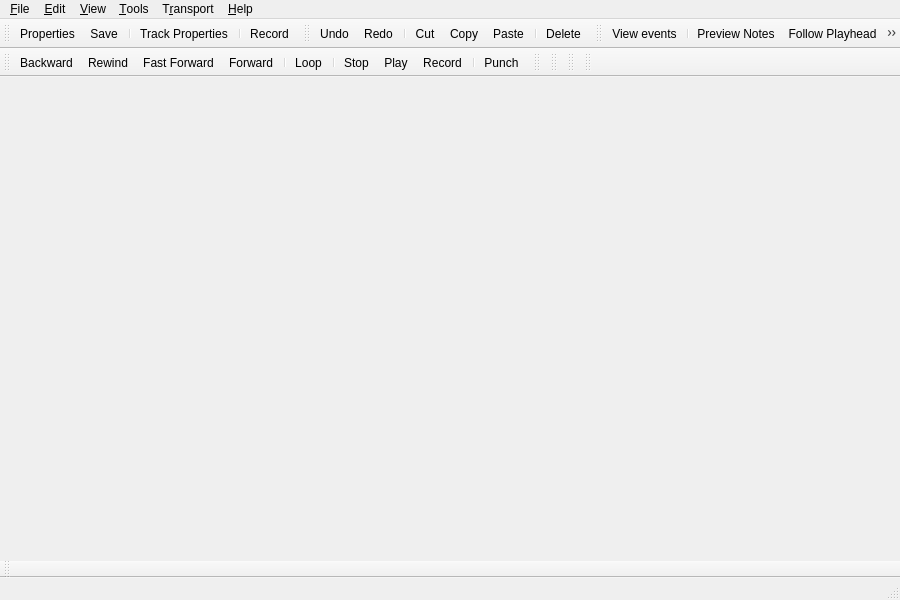
First picture: the form in src/qtractorMidiEditorForm.ui, repository rncbc/qtractor, before the edit.
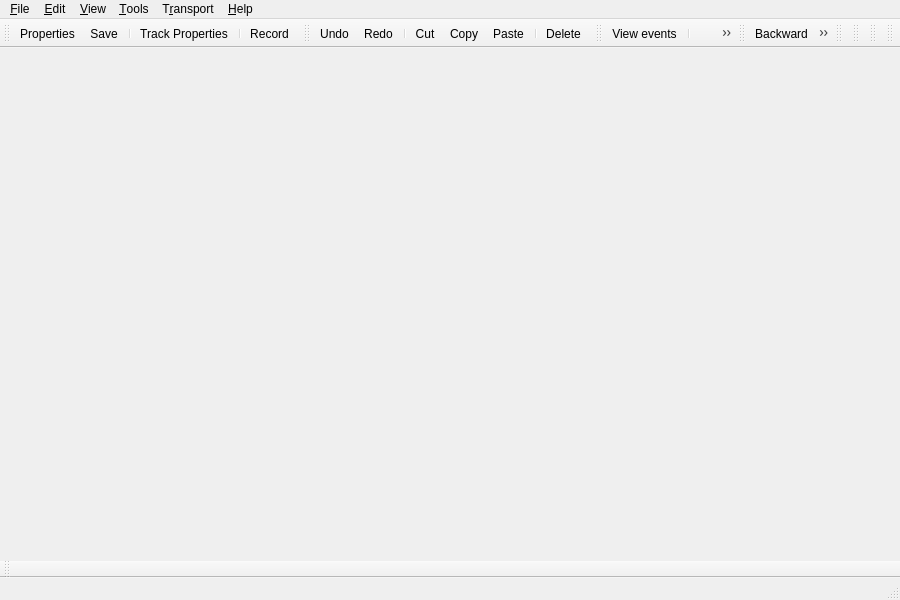
Second picture: the form after the edit. Icons and pictures are not drawn.

Diff of the .ui file:
```diff
--- a/src/qtractorMidiEditorForm.ui
+++ b/src/qtractorMidiEditorForm.ui
@@ -332,8 +332,6 @@
    <addaction name="separator"/>
    <addaction name="viewPreviewAction"/>
    <addaction name="viewFollowAction"/>
-   <addaction name="separator"/>
-   <addaction name="transportPanicAction"/>
   </widget>
   <widget class="QToolBar" name="transportToolbar">
    <property name="orientation">
@@ -343,7 +341,7 @@
     <enum>TopToolBarArea</enum>
    </attribute>
    <attribute name="toolBarBreak">
-    <bool>true</bool>
+    <bool>false</bool>
    </attribute>
    <addaction name="transportBackwardAction"/>
    <addaction name="transportRewindAction"/>
@@ -357,6 +355,8 @@
    <addaction name="transportRecordAction"/>
    <addaction name="separator"/>
    <addaction name="transportPunchAction"/>
+   <addaction name="separator"/>
+   <addaction name="transportPanicAction"/>
   </widget>
   <widget class="QToolBar" name="timeToolbar">
    <property name="orientation">
```
Left out of the diff: 15 changed lines with no effect on the pictures.
